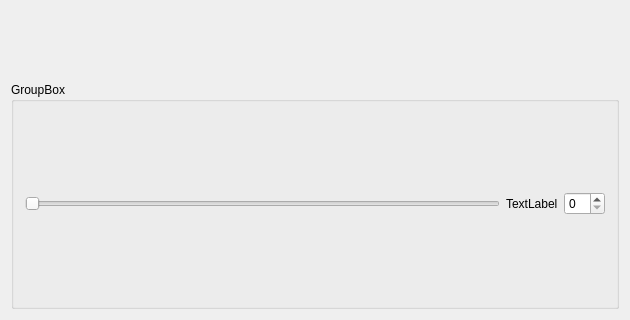
Above: P2/Praktikum2/mainwindow.ui from Saltzmann/CG2017 before the change; both pictures show x 0 to 630 and y 335 to 655 of the 630 by 655 pixel window. Below: the same form after it.
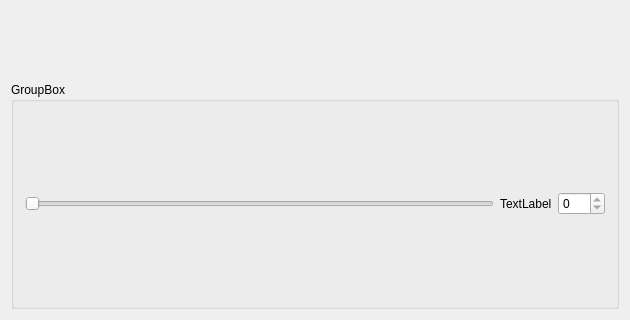
That is the form after the change. Custom widgets are drawn as their Qt base class.

Commit message: FEAT: TO - Aufgabe fertig

```diff
--- a/P2/Praktikum2/mainwindow.ui
+++ b/P2/Praktikum2/mainwindow.ui
@@ -52,6 +52,9 @@
           <layout class="QHBoxLayout" name="hblRotationZ">
            <item>
             <widget class="QSlider" name="sldRotationZ">
+             <property name="maximum">
+              <number>359</number>
+             </property>
              <property name="orientation">
               <enum>Qt::Horizontal</enum>
              </property>
@@ -65,7 +68,14 @@
             </widget>
            </item>
            <item>
-            <widget class="QSpinBox" name="sbxRotationZ"/>
+            <widget class="QSpinBox" name="sbxRotationZ">
+             <property name="readOnly">
+              <bool>true</bool>
+             </property>
+             <property name="maximum">
+              <number>359</number>
+             </property>
+            </widget>
            </item>
           </layout>
          </item>
```
Left out of the diff: 19 changed lines with no effect on the pictures. The commit also changes 2 other files.
